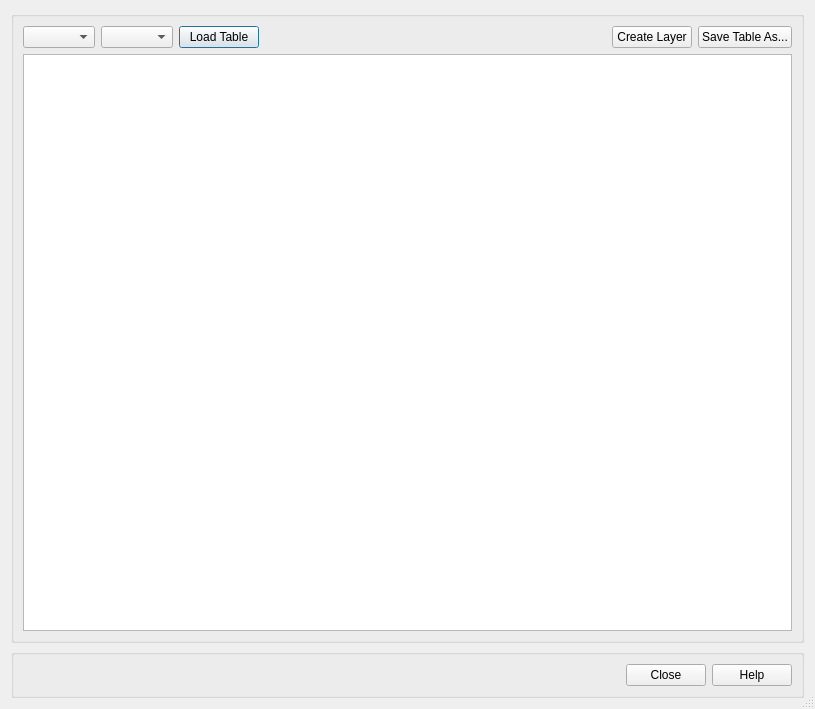
Old version of the form swedigarch_plugin/intrasis_analysis_browse_class_subclass.ui in the repository swedigarch/QGIS-plugin.
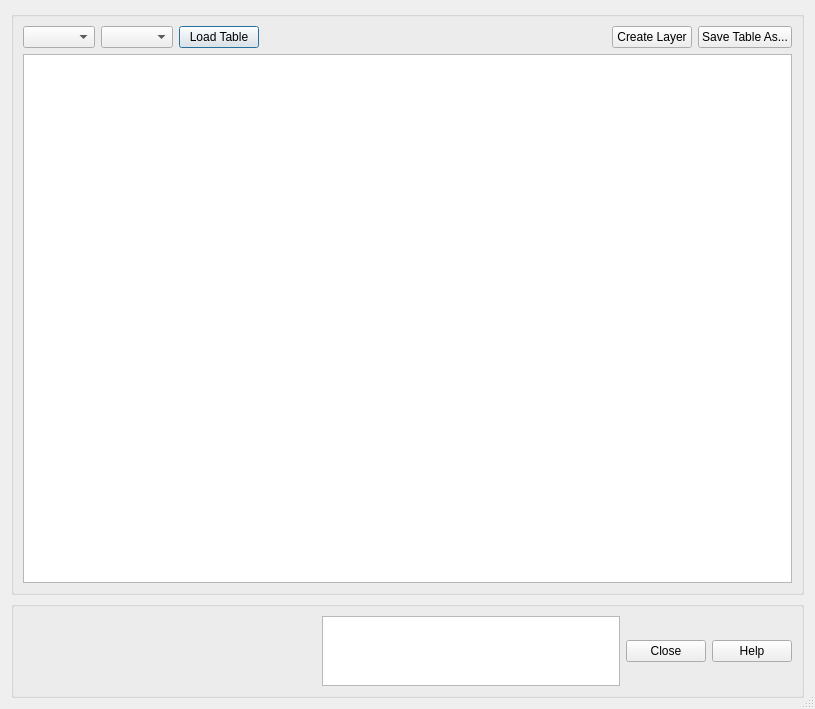
New version of the form. Icons and pictures are not drawn.

Commit message: Added edited code to show ladder

The edit to the form file:
```diff
--- a/swedigarch_plugin/intrasis_analysis_browse_class_subclass.ui
+++ b/swedigarch_plugin/intrasis_analysis_browse_class_subclass.ui
@@ -113,6 +113,16 @@
           </property>
          </spacer>
         </item>
+        <item>
+         <widget class="QTableView" name="tableView_class_browser_load_stats">
+          <property name="sizePolicy">
+           <sizepolicy hsizetype="MinimumExpanding" vsizetype="Preferred">
+            <horstretch>0</horstretch>
+            <verstretch>0</verstretch>
+           </sizepolicy>
+          </property>
+         </widget>
+        </item>
         <item>
          <widget class="QDialogButtonBox" name="buttonBox_close_help">
           <property name="sizePolicy">
```
Left out of the diff: 4 changed lines with no effect on the pictures. The commit also changes 1 other file.
